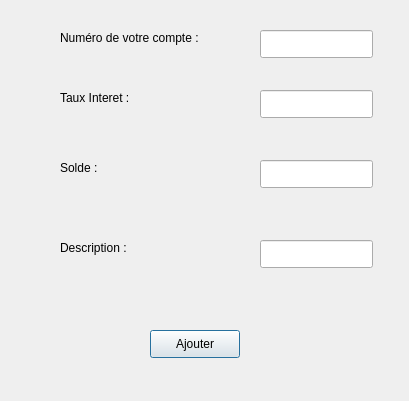
Above: Tp3_Qt/AjoutEpargne.ui from YanisLaribi/Gestion_Compte_Bancaire before the change. Below: the same form after it.
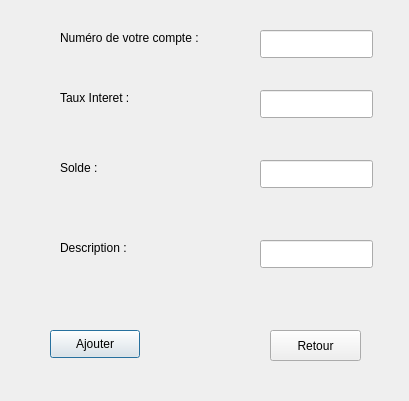
That is the form after the change.

Commit message: Version Pofiné 1.0 (toutes les classes exception interface + implémentaion dans un .h qui est CompteException.h. Ajout de namespace bancaire. Ajout d'un bouton retour)

Diff of the .ui file:
```diff
--- a/Tp3_Qt/AjoutEpargne.ui
+++ b/Tp3_Qt/AjoutEpargne.ui
@@ -16,7 +16,7 @@
   <widget class="QPushButton" name="pushButton">
    <property name="geometry">
     <rect>
-     <x>150</x>
+     <x>50</x>
      <y>330</y>
      <width>90</width>
      <height>28</height>
@@ -131,6 +131,19 @@
     </rect>
    </property>
   </widget>
+  <widget class="QPushButton" name="pushButton_2">
+   <property name="geometry">
+    <rect>
+     <x>270</x>
+     <y>330</y>
+     <width>91</width>
+     <height>31</height>
+    </rect>
+   </property>
+   <property name="text">
+    <string>Retour</string>
+   </property>
+  </widget>
  </widget>
  <resources/>
  <connections>
```
Left out of the diff: 17 changed lines with no effect on the pictures. The commit also changes 19 other files.
